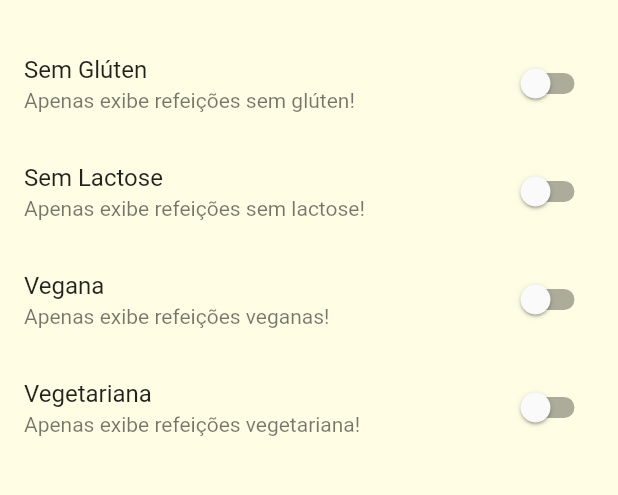
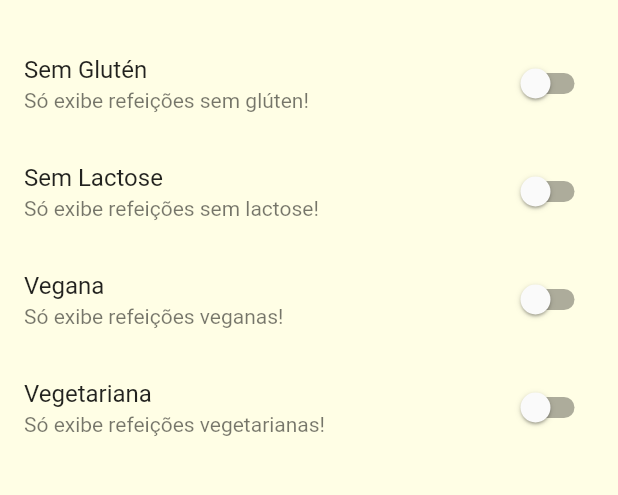
Before and after one commit to Edusu123/meals, a Flutter app: the SettingsScreen screen opened by its route, on a phone screen of 412 x 824 dp, the part 149-644 px from its top. Run offline on Flutter 3.47's test engine with Material 2 defaults, Android fonts, the phone set to English and light mode, and no system bars.

Commit message:
:construction: filtrando os dados #02

```diff
--- a/lib/screens/settings_screen.dart
+++ b/lib/screens/settings_screen.dart
@@ -4,10 +4,12 @@ import '../components/main_drawer.dart';
 import '../models/settings.dart';
 
 class SettingsScreen extends StatefulWidget {
-  const SettingsScreen({Key? key}) : super(key: key);
+  final Function(Settings) onSettingsChanged;
+
+  const SettingsScreen(this.onSettingsChanged);
 
   @override
-  State<SettingsScreen> createState() => _SettingsScreenState();
+  _SettingsScreenState createState() => _SettingsScreenState();
 }
 
 class _SettingsScreenState extends State<SettingsScreen> {
@@ -17,13 +19,16 @@ class _SettingsScreenState extends State<SettingsScreen> {
     String title,
     String subtitle,
     bool value,
-    Function(bool) onChange,
+    Function(bool) onChanged,
   ) {
-    return SwitchListTile(
-      onChanged: onChange,
+    return SwitchListTile.adaptive(
+      title: Text(title),
       subtitle: Text(subtitle),
-      title: Text(title),
       value: value,
+      onChanged: (value) {
+        onChanged(value);
+        widget.onSettingsChanged(settings);
+      },
     );
   }
 
@@ -31,41 +36,42 @@ class _SettingsScreenState extends State<SettingsScreen> {
   Widget build(BuildContext context) {
     return Scaffold(
       appBar: AppBar(
-        title: const Text('Configurações'),
+        title: Text('Configurações'),
       ),
+      drawer: MainDrawer(),
       body: Column(
         children: [
           Container(
+            padding: EdgeInsets.all(20),
             child: Text(
               'Configurações',
               style: Theme.of(context).textTheme.headline6,
             ),
-            padding: const EdgeInsets.all(20),
           ),
           Expanded(
             child: ListView(
               children: [
                 _createSwitch(
-                  'Sem Glúten',
-                  'Apenas exibe refeições sem glúten!',
+                  'Sem Glutén',
+                  'Só exibe refeições sem glúten!',
                   settings.isGlutenFree,
                   (value) => setState(() => settings.isGlutenFree = value),
                 ),
                 _createSwitch(
                   'Sem Lactose',
-                  'Apenas exibe refeições sem lactose!',
+                  'Só exibe refeições sem lactose!',
                   settings.isLactoseFree,
                   (value) => setState(() => settings.isLactoseFree = value),
                 ),
                 _createSwitch(
                   'Vegana',
-                  'Apenas exibe refeições veganas!',
+                  'Só exibe refeições veganas!',
                   settings.isVegan,
                   (value) => setState(() => settings.isVegan = value),
                 ),
                 _createSwitch(
                   'Vegetariana',
-                  'Apenas exibe refeições vegetariana!',
+                  'Só exibe refeições vegetarianas!',
                   settings.isVegetarian,
                   (value) => setState(() => settings.isVegetarian = value),
                 ),
@@ -74,7 +80,6 @@ class _SettingsScreenState extends State<SettingsScreen> {
           ),
         ],
       ),
-      drawer: const MainDrawer(),
     );
   }
 }
```
Also changed, not shown: lib/main.dart (+17 -1 lines).
